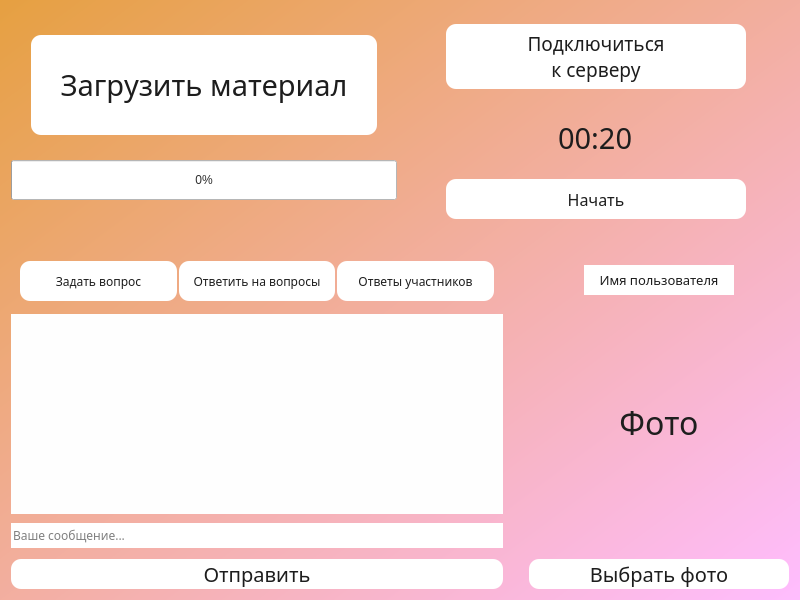
First picture: the form in Client/jeducation-v0.1/learning.ui, repository Avedik/Desktop-application-IEducation, before the edit.
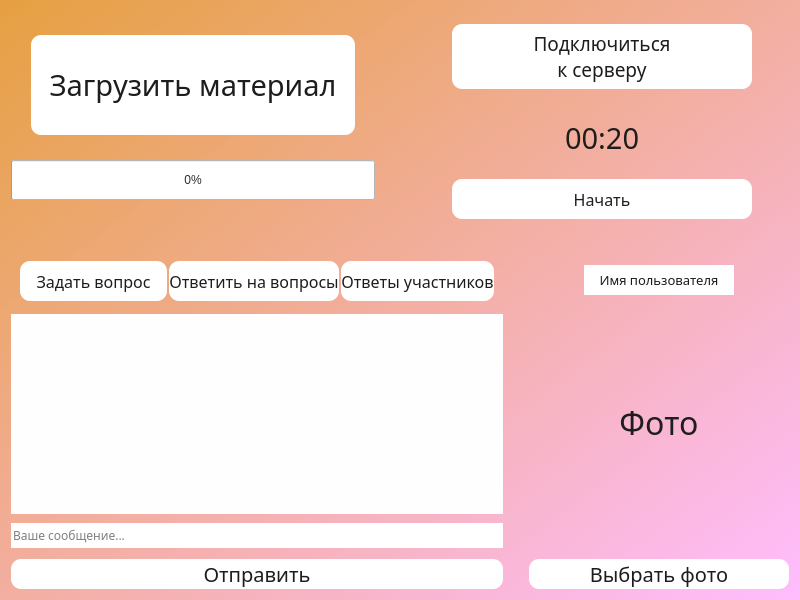
Second picture: the form after the edit.

Commit message:
Изменения дизайна
Выделил жирным и сделал больше название приложения в окне информации, полностью обновил вид окна с режимом мозговой штурм

What changed in the file:
```diff
--- a/Client/jeducation-v0.1/learning.ui
+++ b/Client/jeducation-v0.1/learning.ui
@@ -140,6 +140,22 @@
        </item>
       </layout>
      </item>
+     <item>
+      <spacer name="horizontalSpacer_8">
+       <property name="orientation">
+        <enum>Qt::Horizontal</enum>
+       </property>
+       <property name="sizeType">
+        <enum>QSizePolicy::Minimum</enum>
+       </property>
+       <property name="sizeHint" stdset="0">
+        <size>
+         <width>40</width>
+         <height>20</height>
+        </size>
+       </property>
+      </spacer>
+     </item>
      <item>
       <layout class="QVBoxLayout" name="verticalLayout_2">
        <item>
@@ -316,6 +332,22 @@
        </item>
       </layout>
      </item>
+     <item>
+      <spacer name="horizontalSpacer_3">
+       <property name="orientation">
+        <enum>Qt::Horizontal</enum>
+       </property>
+       <property name="sizeType">
+        <enum>QSizePolicy::Fixed</enum>
+       </property>
+       <property name="sizeHint" stdset="0">
+        <size>
+         <width>5</width>
+         <height>20</height>
+        </size>
+       </property>
+      </spacer>
+     </item>
     </layout>
    </item>
    <item>
@@ -399,7 +431,7 @@
               <property name="font">
                <font>
                 <family>Bahnschrift</family>
-                <pointsize>9</pointsize>
+                <pointsize>12</pointsize>
                </font>
               </property>
               <property name="styleSheet">
@@ -437,7 +469,7 @@
               <property name="font">
                <font>
                 <family>Bahnschrift</family>
-                <pointsize>9</pointsize>
+                <pointsize>12</pointsize>
                </font>
               </property>
               <property name="styleSheet">
@@ -475,7 +507,7 @@
               <property name="font">
                <font>
                 <family>Bahnschrift</family>
-                <pointsize>9</pointsize>
+                <pointsize>12</pointsize>
                </font>
               </property>
               <property name="styleSheet">
```
The commit also changes 3 other files.
